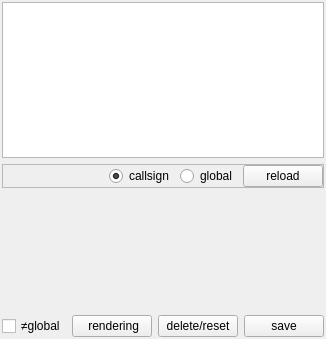
This is src/gui/components/interpolationsetupcomponent.ui in swift-project/pilotclient as Qt 5 draws it before an edit. The edited form follows.
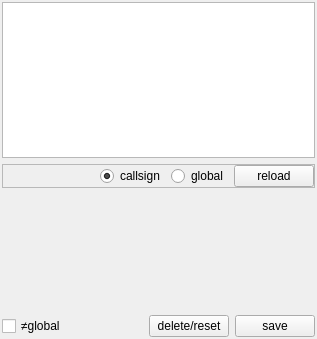
This is the edited form. Custom widgets are drawn as their Qt base class.

Commit message: refactor(ui): Remove rendering setup button

What changed in the file:
```diff
--- a/src/gui/components/interpolationsetupcomponent.ui
+++ b/src/gui/components/interpolationsetupcomponent.ui
@@ -161,16 +161,6 @@
         </property>
        </spacer>
       </item>
-      <item>
-       <widget class="QPushButton" name="pb_RenderingSetup">
-        <property name="toolTip">
-         <string>goto rendering setup</string>
-        </property>
-        <property name="text">
-         <string> rendering</string>
-        </property>
-       </widget>
-      </item>
       <item>
        <widget class="QPushButton" name="pb_DeleteOrReset">
         <property name="text">
```
Left out of the diff: 1 changed line with no effect on the pictures. The commit also changes 5 other files.
